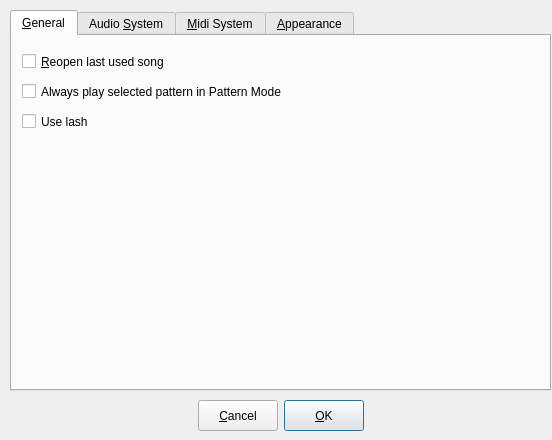
lxlxlo/composite-devel, file gui/src/UI/PreferencesDialog_UI.ui: the form before one commit.
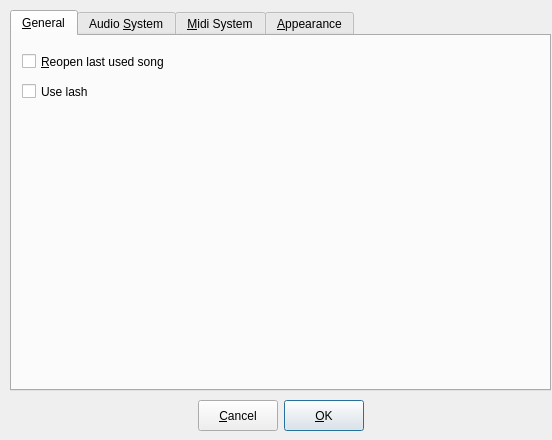
The form after the commit. The open tabs and pages were chosen to show the change. Custom widgets are drawn as their Qt base class.

```diff
--- a/gui/src/UI/PreferencesDialog_UI.ui
+++ b/gui/src/UI/PreferencesDialog_UI.ui
@@ -139,7 +139,7 @@
       <x>0</x>
       <y>0</y>
       <width>533</width>
-      <height>346</height>
+      <height>349</height>
      </rect>
     </property>
     <attribute name="title" >
@@ -167,24 +167,11 @@
       <string>Alt+R</string>
      </property>
     </widget>
-    <widget class="QCheckBox" name="patternModeFollowsSelection" >
-     <property name="geometry" >
-      <rect>
-       <x>10</x>
-       <y>40</y>
-       <width>511</width>
-       <height>31</height>
-      </rect>
-     </property>
-     <property name="text" >
-      <string>Always play selected pattern in Pattern Mode</string>
-     </property>
-    </widget>
     <widget class="QCheckBox" name="useLashCheckbox" >
      <property name="geometry" >
       <rect>
        <x>10</x>
-       <y>70</y>
+       <y>40</y>
        <width>511</width>
        <height>31</height>
       </rect>
```
Left out of the diff: 12 changed lines with no effect on the pictures.
